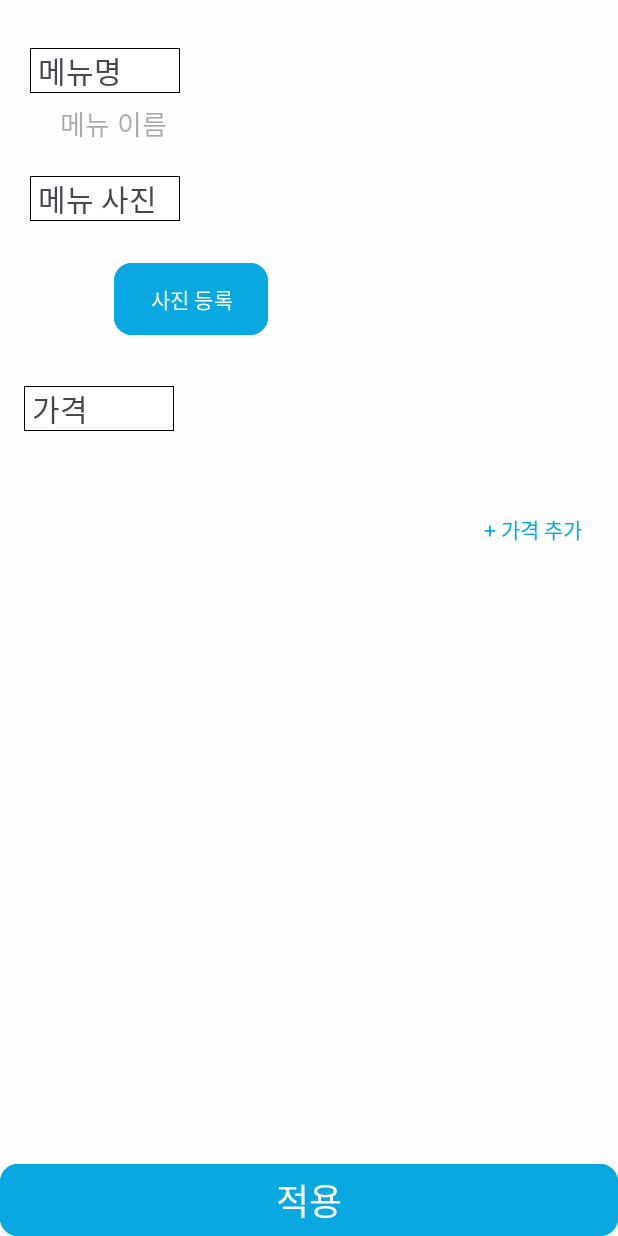
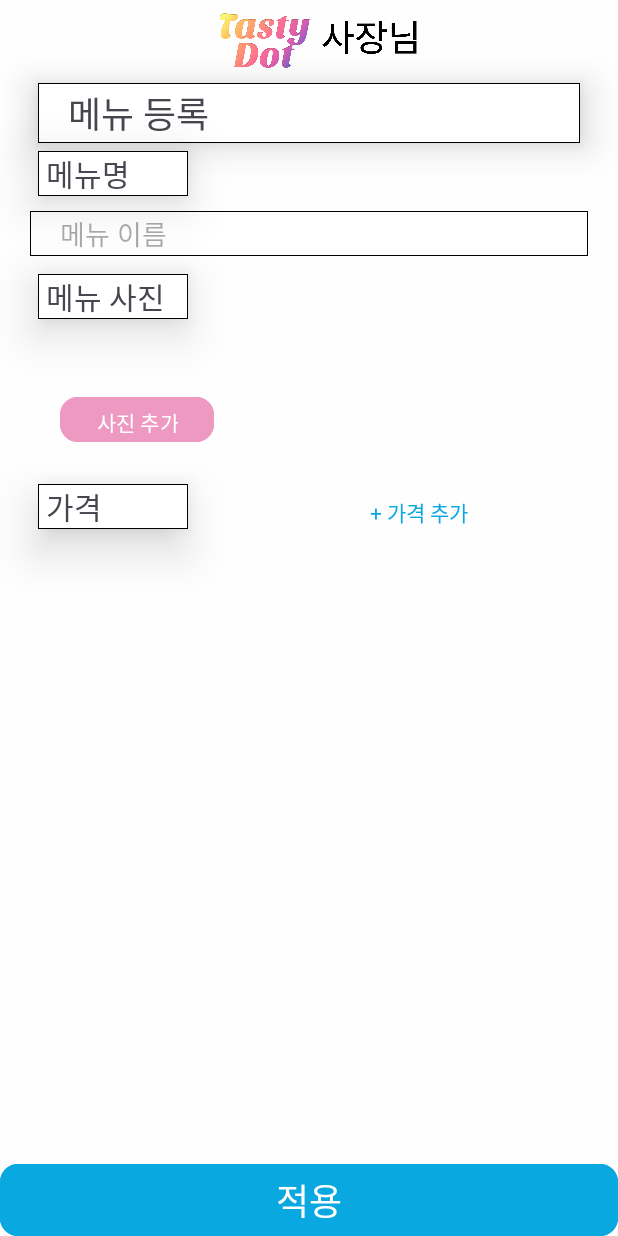
Before and after one commit to semyeong04/TastyDot_, an Android app: the MenuRegiActivity screen opened directly, with no data from a screen before it, on a phone screen of 412 x 824 dp. Run offline under Robolectric (Android 15) with nearby library versions, the phone set to English and light mode, and no system bars.

```diff
--- a/app/src/main/AndroidManifest.xml
+++ b/app/src/main/AndroidManifest.xml
@@ -12,6 +12,9 @@
         android:supportsRtl="true"
         android:theme="@style/Theme.Project3"
         tools:targetApi="31">
+        <activity
+            android:name=".controller.CheckCouponActivity"
+            android:exported="false" />
         <activity
             android:name=".controller.AddCouponActivity"
             android:exported="false" />
--- a/app/src/main/res/layout/activity_join.xml
+++ b/app/src/main/res/layout/activity_join.xml
@@ -91,12 +91,13 @@
         app:layout_constraintTop_toBottomOf="@+id/etJoinPw" />
 
     <Button
-        android:id="@+id/btnJoin"
+        android:id="@+id/btnAddCoupon"
         android:layout_width="0dp"
         android:layout_height="wrap_content"
         android:layout_marginLeft="60dp"
         android:layout_marginTop="70dp"
         android:layout_marginRight="60dp"
+        android:layout_marginBottom="50dp"
         android:backgroundTint="#EE99C2"
         android:fontFamily="@font/scdream4"
         android:gravity="center"
@@ -105,6 +106,7 @@
         android:text="가입하기"
         android:textSize="24sp"
         app:cornerRadius="12dp"
+        app:layout_constraintBottom_toBottomOf="parent"
         app:layout_constraintEnd_toEndOf="parent"
         app:layout_constraintStart_toStartOf="parent"
         app:layout_constraintTop_toBottomOf="@+id/etJoinEmail" />
--- a/app/src/main/res/layout/activity_menu_regi.xml
+++ b/app/src/main/res/layout/activity_menu_regi.xml
@@ -6,34 +6,73 @@
     android:layout_height="match_parent"
     android:background="#FFFFFF"
     android:backgroundTint="#FEFEFE"
+    android:outlineProvider="paddedBounds"
     tools:context=".controller.MenuRegiActivity">
+
+    <TextView
+        android:id="@+id/textView8"
+        android:layout_width="0dp"
+        android:layout_height="40dp"
+        android:layout_marginLeft="25dp"
+        android:layout_marginTop="5dp"
+        android:layout_marginRight="25dp"
+        android:background="@drawable/textview_background"
+        android:elevation="15dp"
+        android:fontFamily="@font/scdream7"
+        android:gravity="center|left"
+        android:paddingLeft="20dp"
+        android:text="메뉴 등록"
+        android:textSize="24sp"
+        app:layout_constraintEnd_toEndOf="parent"
+        app:layout_constraintStart_toStartOf="parent"
+        app:layout_constraintTop_toBottomOf="@+id/imageView5" />
 
     <TextView
         android:id="@+id/textView7"
         android:layout_width="100dp"
         android:layout_height="30dp"
-        android:layout_marginStart="20dp"
-        android:layout_marginTop="32dp"
+        android:layout_marginStart="25dp"
+        android:layout_marginTop="5dp"
         android:background="@drawable/textview_background"
+        android:elevation="20dp"
         android:gravity="center|left"
+        android:outlineProvider="paddedBounds"
         android:paddingLeft="5dp"
         android:text="메뉴명"
         android:textSize="20sp"
         app:layout_constraintEnd_toEndOf="parent"
         app:layout_constraintHorizontal_bias="0.0"
         app:layout_constraintStart_toStartOf="parent"
-        app:layout_constraintTop_toTopOf="parent" />
+        app:layout_constraintTop_toBottomOf="@+id/textView8" />
+
+    <Button
+        android:id="@+id/btnPicAdd"
+        android:layout_width="wrap_content"
+        android:layout_height="30dp"
+        android:layout_marginStart="40dp"
+        android:layout_marginTop="52dp"
+        android:backgroundTint="#EE99C2"
+        android:fontFamily="@font/scdream4"
+        android:gravity="center"
+        android:insetTop="0dp"
+        android:insetBottom="0dp"
+        android:text="사진 추가"
+        android:textSize="14sp"
+        app:cornerRadius="12dp"
+        app:layout_constraintStart_toStartOf="parent"
+        app:layout_constraintTop_toBottomOf="@+id/textView26" />
 
     <TextView
-        android:id="@+id/textView9"
+        android:id="@+id/textView26"
         android:layout_width="100dp"
         android:layout_height="30dp"
-        android:layout_marginStart="16dp"
-        android:layout_marginTop="160dp"
+        android:layout_marginStart="25dp"
+        android:layout_marginTop="12dp"
         android:background="@drawable/textview_background"
-        android:gravity="center|left"
+        android:elevation="20dp"
+        android:outlineProvider="paddedBounds"
         android:paddingLeft="5dp"
-        android:text="가격"
+        android:text="메뉴 사진"
         android:textSize="20sp"
         app:layout_constraintStart_toStartOf="parent"
         app:layout_constraintTop_toBottomOf="@+id/etMenuName" />
@@ -42,21 +81,21 @@
         android:id="@+id/tvAddPrice"
         android:layout_width="wrap_content"
         android:layout_height="wrap_content"
-        android:layout_marginEnd="24dp"
-        android:layout_marginBottom="16dp"
+        android:layout_marginTop="36dp"
+        android:layout_marginEnd="100dp"
         android:text="+ 가격 추가"
         android:textColor="#0AA8E0"
-        app:layout_constraintBottom_toTopOf="@+id/rvPrice"
-        app:layout_constraintEnd_toEndOf="parent" />
+        app:layout_constraintEnd_toEndOf="parent"
+        app:layout_constraintTop_toBottomOf="@+id/btnPicAdd" />
 
     <EditText
         android:id="@+id/etMenuName"
         android:layout_width="0dp"
         android:layout_height="30dp"
-        android:layout_marginLeft="20dp"
-        android:layout_marginTop="5dp"
-        android:layout_marginRight="20dp"
-        android:background="@null"
+        android:layout_marginStart="20dp"
+        android:layout_marginTop="10dp"
+        android:layout_marginEnd="20dp"
+        android:background="@drawable/textview_background"
         android:ems="10"
         android:hint="메뉴 이름"
         android:inputType="text"
@@ -65,45 +104,31 @@
         app:layout_constraintStart_toStartOf="parent"
         app:layout_constraintTop_toBottomOf="@+id/textView7" />
 
-    <TextView
-        android:id="@+id/textView26"
-        android:layout_width="100dp"
-        android:layout_height="30dp"
-        android:layout_marginStart="20dp"
-        android:layout_marginTop="20dp"
-        android:background="@drawable/textview_background"
-        android:paddingLeft="5dp"
-        android:text="메뉴 사진"
-        android:textSize="20sp"
-        app:layout_constraintStart_toStartOf="parent"
-        app:layout_constraintTop_toBottomOf="@+id/etMenuName" />
-
     <ImageView
         android:id="@+id/imgMenu"
         android:layout_width="wrap_content"
         android:layout_height="wrap_content"
-        android:layout_marginTop="20dp"
+        android:layout_marginTop="12dp"
         android:layout_marginEnd="52dp"
         app:layout_constraintEnd_toEndOf="parent"
         app:layout_constraintTop_toBottomOf="@+id/etMenuName"
         tools:srcCompat="@tools:sample/avatars" />
 
-    <Button
-        android:id="@+id/btnPicAdd"
-        android:layout_width="wrap_content"
-        android:layout_height="wrap_content"
-        android:layout_marginStart="76dp"
-        android:layout_marginTop="28dp"
-        android:backgroundTint="#0AA8E0"
-        android:fontFamily="@font/scdream4"
-        android:gravity="center"
-        android:insetTop="0dp"
-        android:insetBottom="0dp"
-        android:text="사진 등록"
-        android:textSize="14sp"
-        app:cornerRadius="12dp"
+    <TextView
+        android:id="@+id/textView9"
+        android:layout_width="100dp"
+        android:layout_height="30dp"
+        android:layout_marginStart="25dp"
+        android:layout_marginTop="152dp"
+        android:background="@drawable/textview_background"
+        android:elevation="20dp"
+        android:gravity="center|left"
+        android:outlineProvider="paddedBounds"
+        android:paddingLeft="5dp"
+        android:text="가격"
+        android:textSize="20sp"
         app:layout_constraintStart_toStartOf="parent"
-        app:layout_constraintTop_toBottomOf="@+id/textView26" />
+        app:layout_constraintTop_toBottomOf="@+id/etMenuName" />
 
     <Button
         android:id="@+id/btnAdd"
@@ -123,24 +148,20 @@
         app:layout_constraintStart_toStartOf="parent"
         app:layout_constraintVertical_weight="1" />
 
-    <androidx.recyclerview.widget.RecyclerView
-        android:id="@+id/rvPrice"
-        android:layout_width="0dp"
-        android:layout_height="0dp"
-        app:layout_constraintBottom_toBottomOf="parent"
-        app:layout_constraintEnd_toEndOf="parent"
-        app:layout_constraintHorizontal_bias="0.0"
-        app:layout_constraintHorizontal_weight="0"
-        app:layout_constraintStart_toStartOf="parent"
-        app:layout_constraintTop_toTopOf="@+id/guideline5"
-        app:layout_constraintVertical_bias="1.0"
-        app:layout_constraintVertical_weight="0" />
-
     <androidx.constraintlayout.widget.Guideline
         android:id="@+id/guideline5"
         android:layout_width="wrap_content"
         android:layout_height="wrap_content"
         android:orientation="horizontal"
-        app:layout_constraintGuide_percent="0.46" />
+        app:layout_constraintGuide_percent="0.56" />
+
+    <ImageView
+        android:id="@+id/imageView5"
+        android:layout_width="wrap_content"
+        android:layout_height="50dp"
+        app:layout_constraintEnd_toEndOf="parent"
+        app:layout_constraintStart_toStartOf="parent"
+        app:layout_constraintTop_toTopOf="parent"
+        app:srcCompat="@drawable/mainlogo" />
 
 </androidx.constraintlayout.widget.ConstraintLayout>
```
Also changed, not shown: app/src/main/java/com/project/project3/controller/CheckCouponActivity.java (added, +16 -0 lines), app/src/main/res/layout/activity_add_coupon.xml (+37 -29 lines), app/src/main/res/layout/activity_check_coupon.xml (added, +358 -0 lines), app/src/main/res/layout/activity_splash.xml (+7 -48 lines), app/src/main/res/layout/activity_user.xml (+28 -2 lines), app/src/main/res/drawable/mainlogo.png (added).
